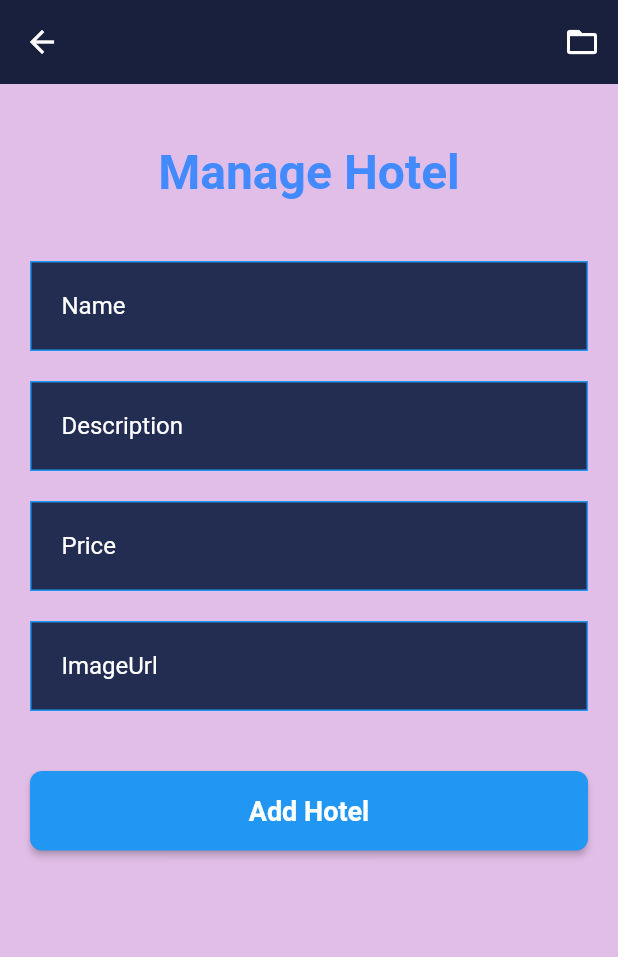
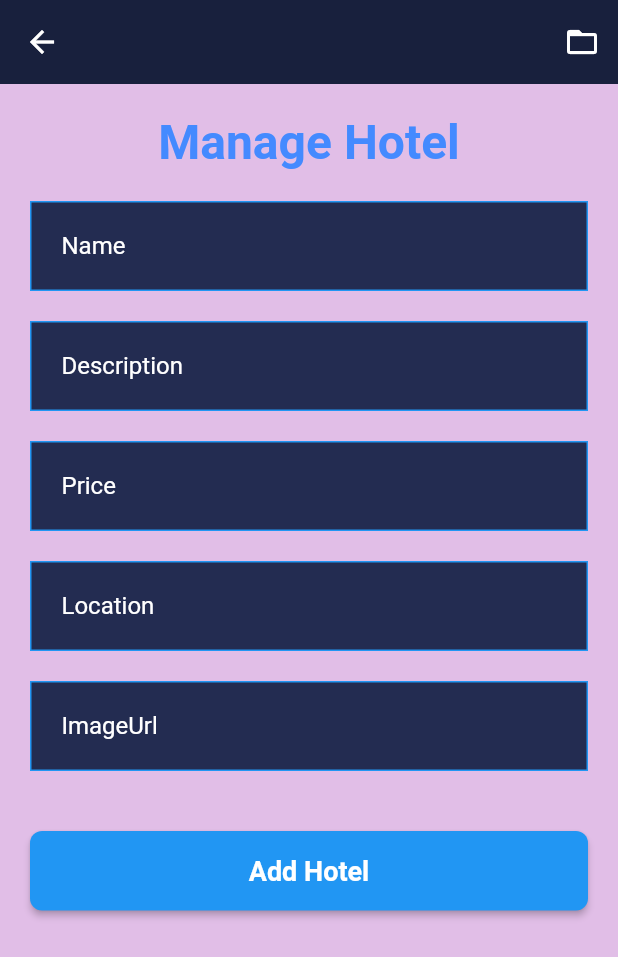
Before and after one commit to Lee-ZC/6002CEM_Group15, a Flutter app: the AddHotelScreen screen opened directly, on a phone screen of 412 x 824 dp. Shown: the top 957 px of the screen. Run offline on Flutter 3.47's test engine with Material 2 defaults, Android fonts, the phone set to English and light mode, and no system bars; our stand-ins replace cloud_firestore, firebase_auth, firebase_core, fluttertoast, smooth_page_indicator; accounts and stored records are empty; network calls fail.

```diff
--- a/lib/Admin/HotelList.dart
+++ b/lib/Admin/HotelList.dart
@@ -18,6 +18,7 @@ class _hotelListState extends State<hotelList> {
   TextEditingController nameController = TextEditingController();
   TextEditingController desController = TextEditingController();
   TextEditingController priceController = TextEditingController();
+  TextEditingController locationController = TextEditingController();
   TextEditingController imageUrlController = TextEditingController();
 
   _buildTextField(TextEditingController controller, String labelText) {
@@ -58,7 +59,6 @@ class _hotelListState extends State<hotelList> {
                 itemBuilder: (context, index) {
                   dynamic doc = snapshot.data!.docs[index].data();
 
-
                   return Card(
                     elevation: 2,
                     margin: EdgeInsets.symmetric(vertical: 8, horizontal: 16),
@@ -73,6 +73,7 @@ class _hotelListState extends State<hotelList> {
                           desController.text = doc['Description'];
                           priceController.text = doc['Price'];
                           imageUrlController.text = doc['ImageUrl'];
+                          locationController.text = doc['Location'];
 
                           showDialog(
                               context: context,
@@ -103,6 +104,11 @@ class _hotelListState extends State<hotelList> {
                                           height: 20,
                                         ),
                                         _buildTextField(
+                                            locationController, 'Location'),
+                                        SizedBox(
+                                          height: 20,
+                                        ),
+                                        _buildTextField(
                                             imageUrlController, 'ImageUrl'),
                                         SizedBox(
                                           height: 20,
@@ -115,8 +121,9 @@ class _hotelListState extends State<hotelList> {
                                               String newDescription = desController.text.trim();
                                               String newPrice = priceController.text.trim();
                                               String newImageUrl = imageUrlController.text.trim();
+                                              String newLocation = locationController.text.trim();
 
-                                              if (newName.isEmpty || newDescription.isEmpty || newPrice.isEmpty || newImageUrl.isEmpty) {
+                                              if (newName.isEmpty || newDescription.isEmpty || newPrice.isEmpty || newImageUrl.isEmpty || newLocation.isEmpty) {
                                                 Fluttertoast.showToast(
                                                   msg: 'Please fill in all fields',
                                                   toastLength: Toast.LENGTH_SHORT,
@@ -132,6 +139,7 @@ class _hotelListState extends State<hotelList> {
                                                 "Description": newDescription,
                                                 "Price": newPrice,
                                                 "ImageUrl": newImageUrl,
+                                                "Location": newLocation
                                               }).then((_) {
                                                 Fluttertoast.showToast(
                                                   msg: 'Hotel updated successfully!',
@@ -226,7 +234,7 @@ class _hotelListState extends State<hotelList> {
                         children: <Widget>[
                           SizedBox(height: 8),
                           Text(
-                            doc['Description'],
+                            doc['Location'],
                             style: TextStyle(
                               color: Colors.grey[600],
                               fontSize: 16,
--- a/lib/Admin/Manage_Hotel.dart
+++ b/lib/Admin/Manage_Hotel.dart
@@ -20,6 +20,7 @@ class _AddHotelScreenState extends State<AddHotelScreen> {
   TextEditingController desController = TextEditingController();
   TextEditingController priceController = TextEditingController();
   TextEditingController imageUrlController = TextEditingController();
+  TextEditingController locationController = TextEditingController();
 
   late Map<String, dynamic> hotelToAdd;
 
@@ -31,9 +32,10 @@ class _AddHotelScreenState extends State<AddHotelScreen> {
     String name = nameController.text.trim();
     String description = desController.text.trim();
     String price = priceController.text.trim();
+    String location = locationController.text.trim();
     String imageUrl = imageUrlController.text.trim();
 
-    if (name.isEmpty || description.isEmpty || price.isEmpty || imageUrl.isEmpty) {
+    if (name.isEmpty || description.isEmpty || price.isEmpty || imageUrl.isEmpty|| location.isEmpty) {
       Fluttertoast.showToast(
         msg: 'Please fill in all fields',
         toastLength: Toast.LENGTH_SHORT,
@@ -48,6 +50,7 @@ class _AddHotelScreenState extends State<AddHotelScreen> {
       "name": name,
       "Description": description,
       "Price": price,
+      "Location": location,
       "ImageUrl": imageUrl,
     };
 
@@ -64,6 +67,7 @@ class _AddHotelScreenState extends State<AddHotelScreen> {
       nameController.clear();
       desController.clear();
       priceController.clear();
+      locationController.clear();
       imageUrlController.clear();
     });
   }
@@ -117,7 +121,7 @@ class _AddHotelScreenState extends State<AddHotelScreen> {
           child: Column(
             crossAxisAlignment: CrossAxisAlignment.stretch,
             children: [
-              SizedBox(height: 40),
+              SizedBox(height: 20),
               Text(
                 'Manage Hotel',
                 style: TextStyle(
@@ -127,12 +131,14 @@ class _AddHotelScreenState extends State<AddHotelScreen> {
                 ),
                 textAlign: TextAlign.center,
               ),
-              SizedBox(height: 40),
+              SizedBox(height: 20),
               _buildTextField(nameController, 'Name'),
               SizedBox(height: 20),
               _buildTextField(desController, 'Description'),
               SizedBox(height: 20),
               _buildTextField(priceController, 'Price'),
+              SizedBox(height: 20),
+              _buildTextField(locationController, 'Location'),
               SizedBox(height: 20),
               _buildTextField(imageUrlController, 'ImageUrl'),
               SizedBox(height: 40),
--- a/lib/Pages/userDetailsPage.dart
+++ b/lib/Pages/userDetailsPage.dart
@@ -72,7 +72,7 @@ class _UserDetailsPageState extends State<UserDetailsPage> {
                 ),
               ),
               SizedBox(
-                height: 50,
+                height: 5,
               ),
               Padding(
                 padding: const EdgeInsets.all(16.0),
--- a/pubspec.yaml
+++ b/pubspec.yaml
@@ -45,6 +45,7 @@ dependencies:
   firebase_core: ^2.13.0
   email_validator: ^2.0.1
 #  flutter_local_notifications: ^7.0.0
+  http: ^0.13.4
 
 
   firebase_core_platform_interface: 4.8.0
```
Also changed, not shown: lib/Pages/DetailPage.dart (+117 -176 lines), lib/api/whetherAPI.dart (deleted, +0 -81 lines), pubspec.lock.
